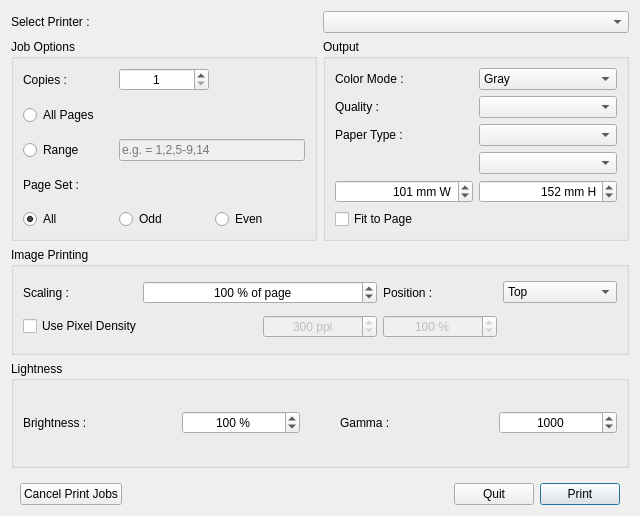
Old version of the form files/window.ui in the repository ksharindam/quikprint.
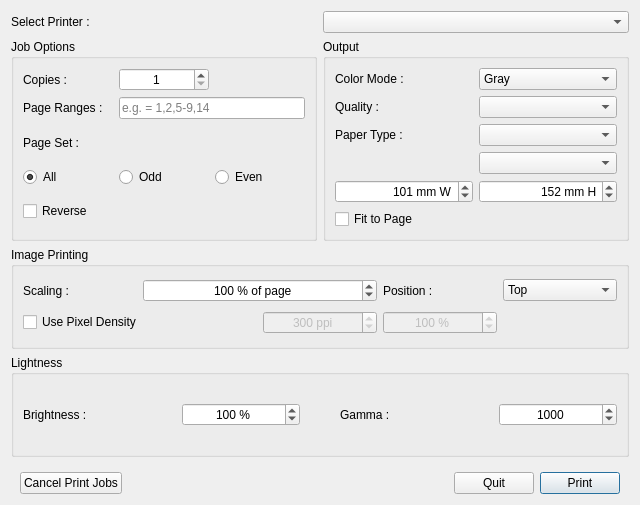
New version of the form. Icons and pictures are not drawn.

Commit message: added : reverse output option

The edit to the form file:
```diff
--- a/files/window.ui
+++ b/files/window.ui
@@ -7,7 +7,7 @@
     <x>0</x>
     <y>0</y>
     <width>640</width>
-    <height>516</height>
+    <height>505</height>
    </rect>
   </property>
   <property name="windowTitle">
@@ -50,14 +50,14 @@
         </property>
        </widget>
       </item>
-      <item row="4" column="0">
+      <item row="3" column="0">
        <widget class="QLabel" name="label_6">
         <property name="text">
          <string>Page Set :</string>
         </property>
        </widget>
       </item>
-      <item row="5" column="0">
+      <item row="4" column="0">
        <widget class="QRadioButton" name="pageSetAll">
         <property name="text">
          <string>All</string>
@@ -67,7 +67,7 @@
         </property>
        </widget>
       </item>
-      <item row="5" column="1">
+      <item row="4" column="1">
        <widget class="QRadioButton" name="pageSetOdd">
         <property name="text">
          <string>Odd</string>
@@ -78,7 +78,7 @@
         </property>
        </widget>
       </item>
-      <item row="5" column="2">
+      <item row="4" column="2">
        <widget class="QRadioButton" name="pageSetEven">
         <property name="text">
          <string>Even</string>
@@ -89,33 +89,30 @@
         </property>
        </widget>
       </item>
-      <item row="3" column="1" colspan="2">
+      <item row="2" column="1" colspan="2">
        <widget class="QLineEdit" name="pagerangeEdit">
-        <property name="enabled">
-         <bool>false</bool>
-        </property>
         <property name="placeholderText">
          <string>e.g. = 1,2,5-9,14</string>
         </property>
        </widget>
       </item>
-      <item row="1" column="0">
-       <widget class="QRadioButton" name="allPagesBtn">
+      <item row="2" column="0">
+       <widget class="QLabel" name="label_3">
+        <property name="text">
+         <string>Page Ranges :</string>
+        </property>
+       </widget>
+      </item>
+      <item row="5" column="0">
+       <widget class="QCheckBox" name="reverseBtn">
         <property name="sizePolicy">
-         <sizepolicy hsizetype="Minimum" vsizetype="Minimum">
+         <sizepolicy hsizetype="Minimum" vsizetype="Preferred">
           <horstretch>0</horstretch>
           <verstretch>0</verstretch>
          </sizepolicy>
         </property>
         <property name="text">
-         <string>All Pages</string>
-        </property>
-       </widget>
-      </item>
-      <item row="3" column="0">
-       <widget class="QRadioButton" name="rangeBtn">
-        <property name="text">
-         <string>Range</string>
+         <string>Reverse</string>
         </property>
        </widget>
       </item>
```
The commit also changes 3 other files.
